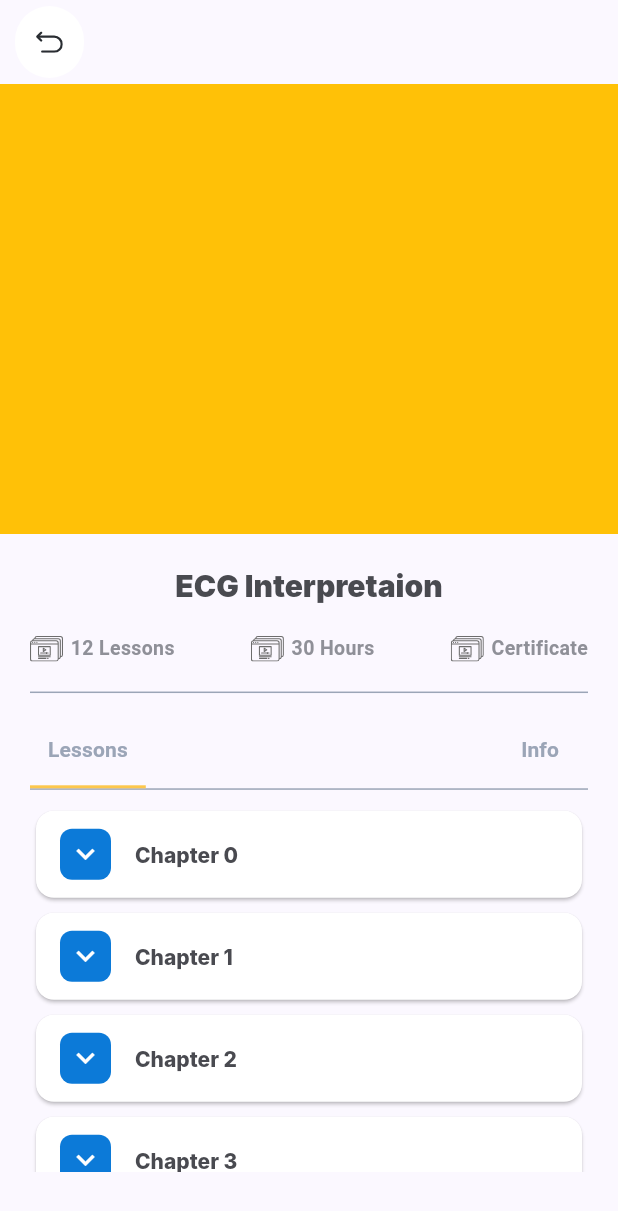
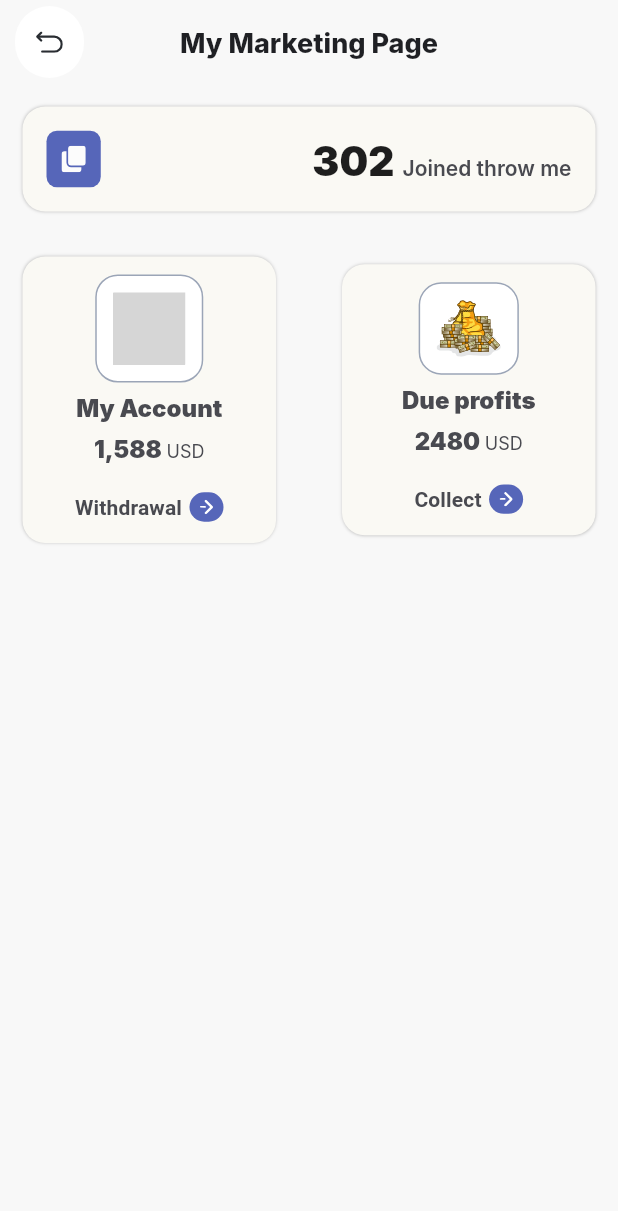
Before and after one commit to Al-mudather/stc.training.app, a Flutter app: the screen it shows after launch, on a phone screen of 412 x 824 dp. Shown: the top 1211 px of the screen. Run offline on Flutter 3.47's test engine with Material 3 defaults, Android fonts, the phone set to English and light mode, and no system bars; our stand-ins replace flutter_hooks, flutter_spinkit, flutter_svg, get; Roboto replaces fonts that are missing (Inter); grey boxes are pictures that could not be loaded.

Commit message:
start-the-my-marketing-page

```diff
--- a/lib/features/class_room/class_room_page.dart
+++ b/lib/features/class_room/class_room_page.dart
@@ -37,6 +37,7 @@ class ClassRoomPage extends HookWidget {
     ///////////////////////////////////////////////
     return Scaffold(
       appBar: AppBarUtil(barText: ""),
+      backgroundColor: AppColors.backgroundColor,
       body: SingleChildScrollView(
         child: Column(
           children: [
--- /dev/null
+++ b/lib/features/marketing/components/my_marketing_page_card_component.dart
@@ -0,0 +1,95 @@
+import 'package:flutter/material.dart';
+import 'package:flutter_svg/flutter_svg.dart';
+import 'package:stc_training/helper/app_colors.dart';
+import 'package:stc_training/helper/enumerations.dart';
+import 'package:stc_training/utils/custom_btn_util.dart';
+import 'package:stc_training/utils/custom_text_util.dart';
+
+class MyMarketingPageCardComponent extends StatelessWidget {
+  const MyMarketingPageCardComponent({
+    super.key,
+    required this.imagePath,
+    required this.cardLabel,
+    required this.btnLabel,
+    required this.amount,
+  });
+
+  final String imagePath;
+  final String cardLabel;
+  final String btnLabel;
+  final String amount;
+
+  @override
+  Widget build(BuildContext context) {
+    return Container(
+      padding: EdgeInsets.only(
+        left: 12,
+        right: 12,
+        top: 12,
+      ),
+      decoration: BoxDecoration(
+        borderRadius: BorderRadius.circular(15),
+        color: AppColors.whiteLight,
+        boxShadow: [
+          BoxShadow(
+            color: Colors.black.withOpacity(0.2),
+            blurRadius: 1,
+          ),
+        ],
+      ),
+      child: Column(
+        children: [
+          Container(
+            padding: EdgeInsets.all(11),
+            decoration: BoxDecoration(
+              borderRadius: BorderRadius.circular(15),
+              color: Colors.white,
+              border: Border.all(color: AppColors.grey),
+            ),
+            child: SvgPicture.asset(imagePath),
+          ),
+          const SizedBox(
+            height: 5,
+          ),
+          CustomTextUtil(text1: cardLabel),
+          const SizedBox(
+            height: 5,
+          ),
+          CustomTextUtil(
+            text1: "$amount ",
+            hasAnotherText: true,
+            text2: "USD",
+            fontSize2: 12,
+            fontWeight2: FontWeight.w400,
+          ),
+          const SizedBox(
+            height: 5,
+          ),
+          SizedBox(
+            width: 145,
+            child: CustomBtnUtil(
+              btnTitle: btnLabel,
+              btnType: BtnTypes.textWithIcon,
+              btnColor: AppColors.blacklight2,
+              icon: Container(
+                padding: EdgeInsets.symmetric(
+                  vertical: 5,
+                  horizontal: 7,
+                ),
+                decoration: BoxDecoration(
+                  borderRadius: BorderRadius.circular(10),
+                  color: AppColors.primary,
+                ),
+                child: RotatedBox(
+                  quarterTurns: 2,
+                  child: SvgPicture.asset("assets/svgs/arrow_white.svg"),
+                ),
+              ),
+              onClicked: () => {},
+            ),
+          )
+        ],
+      ),
+    );
+  }
+}
--- /dev/null
+++ b/lib/features/marketing/my_marketing_page.dart
@@ -0,0 +1,45 @@
+import 'package:flutter/material.dart';
+import 'package:stc_training/features/marketing/components/my_marketing_page_card_component.dart';
+import 'package:stc_training/features/marketing/sections/joined_throw_me_section.dart';
+import 'package:stc_training/helper/app_colors.dart';
+import 'package:stc_training/utils/app_bar_util.dart';
+
+class MyMarketingPage extends StatelessWidget {
+  const MyMarketingPage({super.key});
+
+  @override
+  Widget build(BuildContext context) {
+    return Scaffold(
+      backgroundColor: AppColors.backgroundColor,
+      appBar: AppBarUtil(barText: "My Marketing Page"),
+      body: Container(
+        margin: EdgeInsets.all(15),
+        child: Column(
+          children: [
+            JoinedThrowMeSection(),
+            const SizedBox(
+              height: 30,
+            ),
+            Row(
+              mainAxisAlignment: MainAxisAlignment.spaceBetween,
+              children: [
+                MyMarketingPageCardComponent(
+                  cardLabel: "My Account",
+                  btnLabel: "Withdrawal",
+                  amount: "1,588",
+                  imagePath: "assets/svgs/coins_money.svg",
+                ),
+                MyMarketingPageCardComponent(
+                  cardLabel: "Due profits",
+                  btnLabel: "Collect",
+                  amount: "2480",
+                  imagePath: "assets/svgs/money.svg",
+                ),
+              ],
+            ),
+          ],
+        ),
+      ),
+    );
+  }
+}
--- /dev/null
+++ b/lib/features/marketing/sections/joined_throw_me_section.dart
@@ -0,0 +1,46 @@
+import 'package:flutter/material.dart';
+import 'package:flutter_svg/flutter_svg.dart';
+import 'package:stc_training/helper/app_colors.dart';
+import 'package:stc_training/utils/custom_text_util.dart';
+
+class JoinedThrowMeSection extends StatelessWidget {
+  const JoinedThrowMeSection({super.key});
+
+  @override
+  Widget build(BuildContext context) {
+    return Container(
+      padding: EdgeInsets.all(16),
+      decoration: BoxDecoration(
+        borderRadius: BorderRadius.circular(15),
+        color: AppColors.whiteLight,
+        boxShadow: [
+          BoxShadow(
+            color: Colors.black.withOpacity(0.2),
+            blurRadius: 1,
+          ),
+        ],
+      ),
+      child: Row(
+        children: [
+          Container(
+            padding: EdgeInsets.all(10),
+            decoration: BoxDecoration(
+              borderRadius: BorderRadius.circular(7),
+              color: AppColors.primary,
+            ),
+            child: SvgPicture.asset("assets/svgs/copy.svg"),
+          ),
+          Spacer(),
+          CustomTextUtil(
+            text1: "302 ",
+            fontSize1: 27,
+            textColor: AppColors.dark,
+            hasAnotherText: true,
+            text2: "Joined throw me",
+            fontWeight2: FontWeight.w600,
+          )
+        ],
+      ),
+    );
+  }
+}
--- a/lib/helper/app_colors.dart
+++ b/lib/helper/app_colors.dart
@@ -16,15 +16,15 @@ class AppColors {
     900: Color(0xff0a1e48)
   });
 
-  static const primary = Color(0xFF5666B9);
-  static const primaryLight1 = Color(0xFF2989DA);
-  static const primaryLight2 = Color(0xFF0C7AD8);
-  static const primaryDark = Color(0xFF5666B9);
-  static const primaryDark2 = Color(0xFF1C508D);
-  static const secondary = Color(0xFFFCC74C);
-  static const dark = Color(0xFF1E1E1E);
-  static const redLight = Color(0xFFFC9685);
-  static const brown = Color(0xFF707070);
+  static const Color primary = Color(0xFF5666B9);
+  static const Color primaryLight1 = Color(0xFF2989DA);
+  static const Color primaryLight2 = Color(0xFF0C7AD8);
+  static const Color primaryDark = Color(0xFF5666B9);
+  static const Color primaryDark2 = Color(0xFF1C508D);
+  static const Color secondary = Color(0xFFFCC74C);
+  static const Color dark = Color(0xFF1E1E1E);
+  static const Color redLight = Color(0xFFFC9685);
+  static const Color brown = Color(0xFF707070);
   static const Color errorDark = Color(0xFFED3241);
   static const Color errorLight = Color(0xFFFF616D);
   static const Color errorVeryLight = Color(0xFFFFE2E5);
@@ -32,6 +32,7 @@ class AppColors {
   static const Color greylight = Color(0xFFC5C6CC);
   static const Color greyLight2 = Color(0xFFD4D6DD);
   static const Color greyLight3 = Color(0xFFE8E9F1);
+  static const Color whiteLight = Color(0xFFFAF9F4);
 
   static const Color purple = Color(0xFF6A279A);
   static const Color successDark = Color(0xFF298267);
--- a/lib/main.dart
+++ b/lib/main.dart
@@ -2,6 +2,7 @@ import 'package:flutter/material.dart';
 import 'package:stc_training/features/class_room/class_room_page.dart';
 import 'package:stc_training/features/course_details/course_details_page.dart';
 import 'package:stc_training/features/instructor/instructor_page.dart';
+import 'package:stc_training/features/marketing/my_marketing_page.dart';
 import 'package:stc_training/helper/app_colors.dart';
 import 'package:stc_training/layout/main_layout_page.dart';
 
@@ -23,7 +24,7 @@ class MyApp extends StatelessWidget {
         colorScheme: ColorScheme.fromSeed(seedColor: AppColors.primary),
         useMaterial3: true,
       ),
-      home: const ClassRoomPage(),
+      home: const MyMarketingPage(),
     );
   }
 }
```
Also changed, not shown: assets/svgs/arrow_white.svg (added), assets/svgs/coins_money.svg (added), assets/svgs/copy.svg (added), assets/svgs/money.svg (added).
